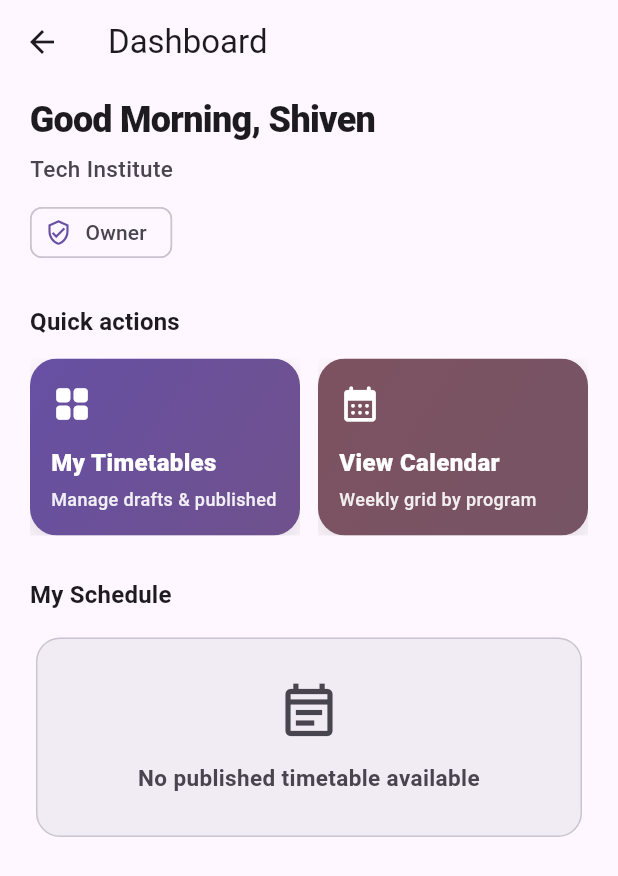
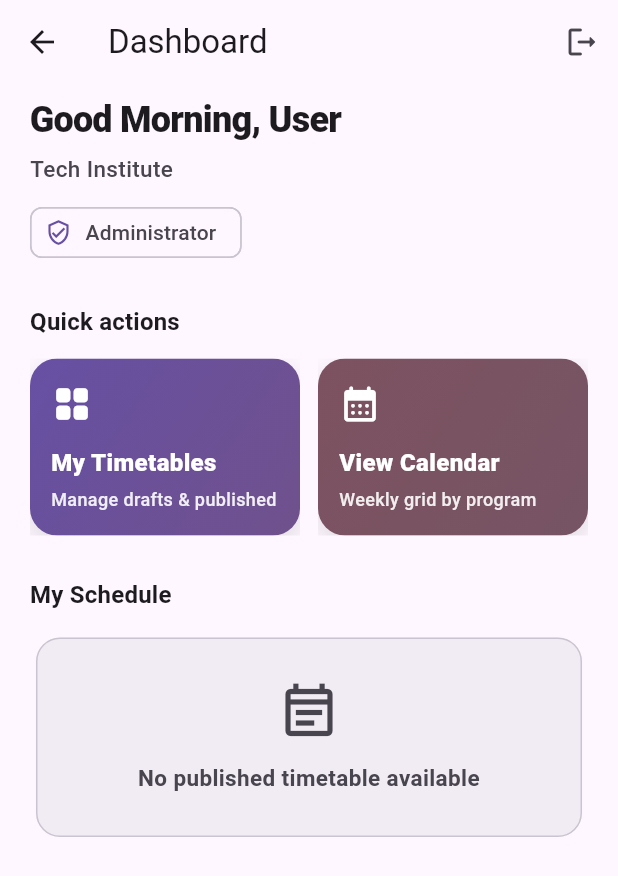
Before and after one commit to Shiven0204/Timetable_Scheduler, a Flutter app: the DashboardScreen screen opened by its route, on a phone screen of 412 x 824 dp. Shown: the top 876 px of the screen. Run offline on Flutter 3.47's test engine with Material 3 defaults, Android fonts, the phone set to English and light mode, and no system bars; our stand-ins replace cloud_firestore, firebase_auth, firebase_core; accounts and stored records are empty.

Commit message:
Implements Firebase Authentication and reactive session management.
This commit integrates Firebase Auth to handle user sessions, replacing the hardcoded login flow with a dynamic `AuthGate`. It adds comprehensive error handling for authentication failures and updates the UI to reflect the signed-in user's identity.

Key changes include:
- **Session Management**:
    - Introduces `AuthGate`, which uses a `StreamBuilder` to listen to `authStateChanges()` and automatically route users between the `LoginScreen` and `DashboardScreen`.
    - Updates `main.dart` to use `AuthGate` as the application's root entry point.
- **Authentication UI & Logic**:
    - Converts `LoginScreen` to a `StatefulWidget` to manage text controllers, loading states, and form validation.
    - Implements `_onLogin` using `signInWithEmailAndPassword` with appropriate `mounted` checks to prevent memory leaks.
    - Adds a utility helper in `auth_error_messages.dart` to provide user-friendly strings for common `FirebaseAuthException` codes.
- **Dashboard Enhancements**:
    - Adds a sign-out button to the `AppBar` that triggers `FirebaseAuth.instance.signOut()`.
    - Replaces hardcoded user profile information with dynamic values derived from the `User` object (display name or email local part).
    - Updates the role label from "Owner" to "Administrator".
- **Validation**: Adds regex-based email format validation and empty field checks before attempting network requests.

```diff
--- a/lib/main.dart
+++ b/lib/main.dart
@@ -14,7 +14,7 @@ import 'package:timetable_scheduler/screens/admin/lecture_configuration_screen.d
 import 'package:timetable_scheduler/screens/admin/my_timetables_screen.dart';
 import 'package:timetable_scheduler/screens/admin/overview_screen.dart';
 import 'package:timetable_scheduler/screens/admin/timetable_config_screen.dart';
-import 'package:timetable_scheduler/screens/auth/login_screen.dart';
+import 'package:timetable_scheduler/widgets/auth_gate.dart';
 import 'package:timetable_scheduler/screens/admin/add_mapping_screen.dart';
 import 'package:timetable_scheduler/screens/faculty/faculty_schedule_screen.dart';
 import 'package:timetable_scheduler/screens/calendar/calendar_screen.dart';
@@ -37,9 +37,8 @@ class MyApp extends StatelessWidget {
   Widget build(BuildContext context) {
     return MaterialApp(
       debugShowCheckedModeBanner: false,
-      initialRoute: AppRoutes.login,
+      home: const AuthGate(),
       routes: {
-        AppRoutes.login: (context) => const LoginScreen(),
         AppRoutes.dashboard: (context) => const DashboardScreen(),
         AppRoutes.overview: (context) => const OverviewScreen(),
         AppRoutes.timetableConfig: (context) => const TimetableConfigScreen(),
--- a/lib/screens/admin/dashboard_screen.dart
+++ b/lib/screens/admin/dashboard_screen.dart
@@ -1,12 +1,24 @@
+import 'package:firebase_auth/firebase_auth.dart';
 import 'package:flutter/material.dart';
 import 'package:timetable_scheduler/routes/app_routes.dart';
 
 class DashboardScreen extends StatelessWidget {
   const DashboardScreen({super.key});
 
-  static const _userName = 'Shiven';
   static const _instituteName = 'Tech Institute';
-  static const _roleLabel = 'Owner';
+  static const _roleLabel = 'Administrator';
+
+  String _displayName(User? user) {
+    if (user == null) return 'User';
+    final name = user.displayName?.trim();
+    if (name != null && name.isNotEmpty) return name;
+    final email = user.email?.trim();
+    if (email != null && email.isNotEmpty) {
+      final local = email.split('@').first;
+      if (local.isNotEmpty) return local;
+    }
+    return 'User';
+  }
 
   String _greetingForNow() {
     final h = DateTime.now().hour;
@@ -19,10 +31,21 @@ class DashboardScreen extends StatelessWidget {
   Widget build(BuildContext context) {
     final scheme = Theme.of(context).colorScheme;
     final greeting = _greetingForNow();
+    final user = FirebaseAuth.instance.currentUser;
+    final userName = _displayName(user);
 
     return Scaffold(
       appBar: AppBar(
         title: const Text('Dashboard'),
+        actions: [
+          IconButton(
+            tooltip: 'Sign out',
+            icon: const Icon(Icons.logout_rounded),
+            onPressed: () async {
+              await FirebaseAuth.instance.signOut();
+            },
+          ),
+        ],
       ),
       body: SingleChildScrollView(
         padding: const EdgeInsets.fromLTRB(20, 8, 20, 28),
@@ -30,7 +53,7 @@ class DashboardScreen extends StatelessWidget {
           crossAxisAlignment: CrossAxisAlignment.start,
           children: [
             Text(
-              '$greeting, $_userName',
+              '$greeting, $userName',
               style: Theme.of(context).textTheme.headlineSmall?.copyWith(
                     fontWeight: FontWeight.w800,
                     letterSpacing: -0.5,
```
Also changed, not shown: lib/screens/auth/login_screen.dart (+86 -9 lines), lib/utils/auth_error_messages.dart (added, +26 -0 lines), lib/widgets/auth_gate.dart (added, +29 -0 lines).
